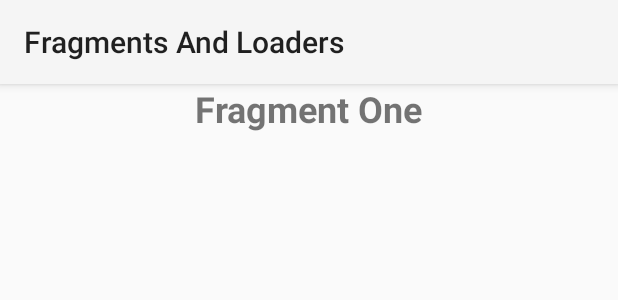
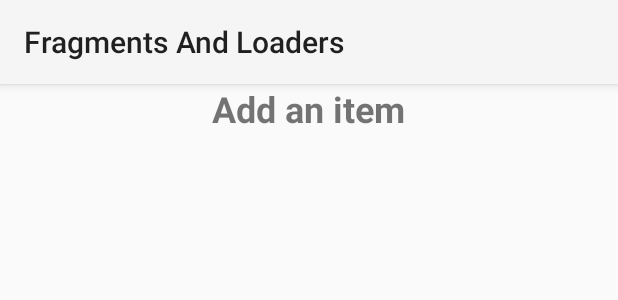
Before and after one commit to puneetchugh/AndroidNanodegreeCourse, an Android app: the layout fragment_one.xml on its own in the app's theme, with its tools: preview values and no code run, on a phone screen of 412 x 824 dp. Shown: the top 300 px of the screen. Run offline under Robolectric (Android 15) with nearby library versions, the phone set to English and light mode, and no system bars.

Commit message:
change of item name in navigation drawer list

```diff
--- a/FragmentsAndLoaders/app/src/main/res/layout/fragment_one.xml
+++ b/FragmentsAndLoaders/app/src/main/res/layout/fragment_one.xml
@@ -12,5 +12,5 @@
         android:layout_gravity="center_horizontal"
         android:textSize="24sp"
         android:textStyle="bold"
-        android:text="Fragment One"/>
+        android:text="Add an item"/>
 </LinearLayout>
--- a/FragmentsAndLoaders/app/src/main/res/layout/fragment_two.xml
+++ b/FragmentsAndLoaders/app/src/main/res/layout/fragment_two.xml
@@ -11,6 +11,6 @@
         android:layout_gravity="center_horizontal"
         android:textSize="24sp"
         android:textStyle="bold"
-        android:text="Fragment Two"/>
+        android:text="View the list"/>
 
 </LinearLayout>
```
